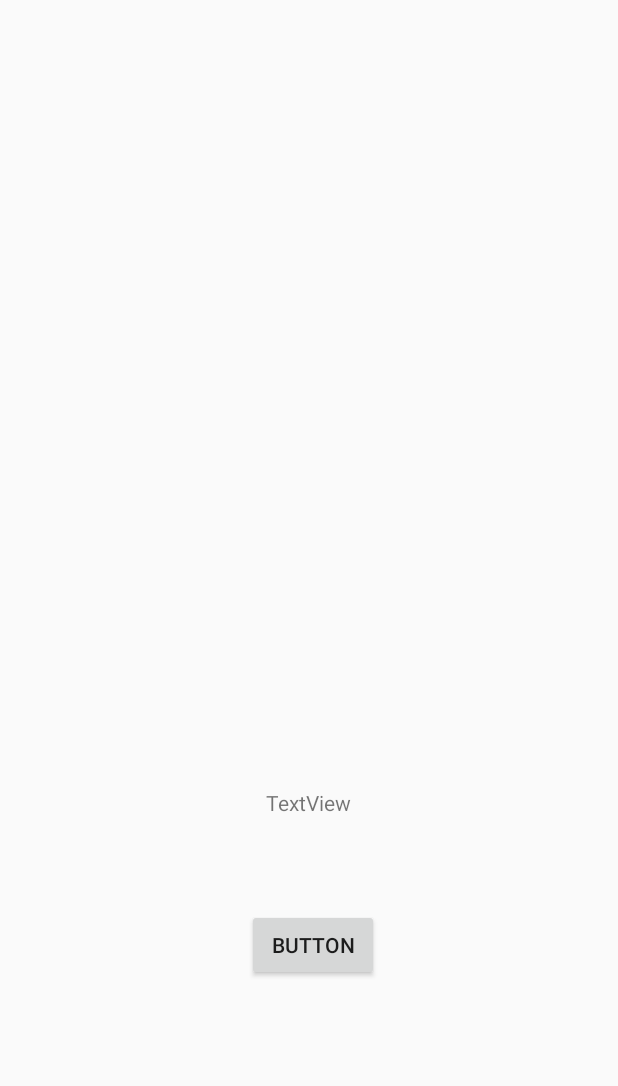
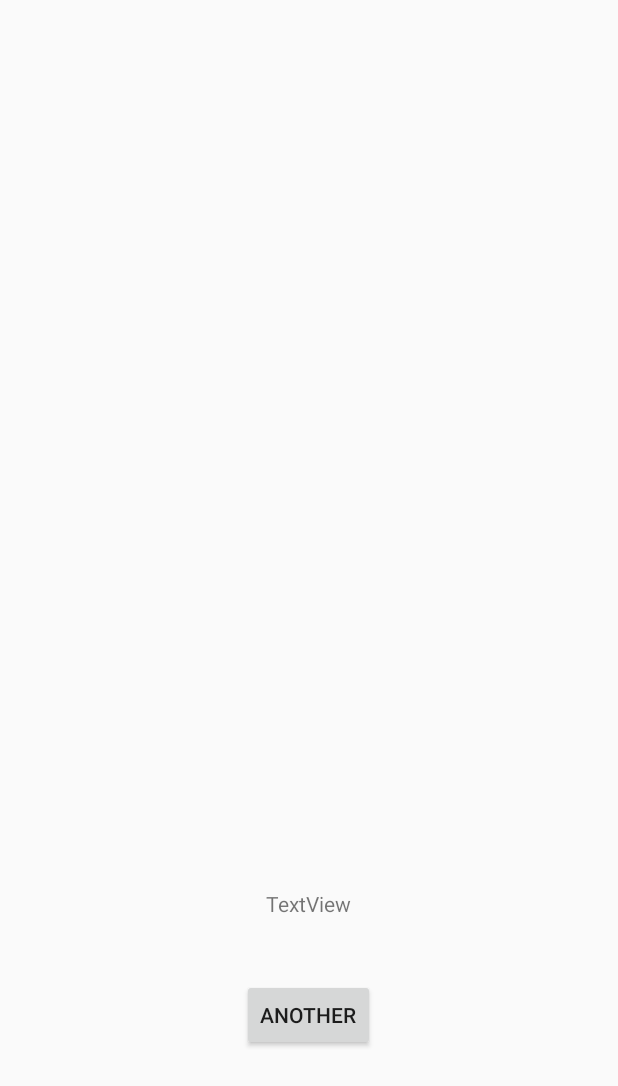
Before and after one commit to Ahmad-Shehzad/Watch-List-App, an Android app: the layout activity_random_output.xml on its own in the app's theme, with its tools: preview values and no code run, on a phone screen of 412 x 824 dp. Shown: the top 1086 px of the screen. Run offline under Robolectric (Android 15) with nearby library versions, the phone set to English and light mode, and no system bars.

Commit message:
Improved layout, not custom, issue with ' stored in SQL needs resolving

```diff
--- a/app/src/main/res/layout/activity_random_output.xml
+++ b/app/src/main/res/layout/activity_random_output.xml
@@ -12,10 +12,10 @@
         android:layout_height="wrap_content"
         android:layout_marginStart="176dp"
         android:layout_marginLeft="176dp"
-        android:layout_marginTop="479dp"
+        android:layout_marginTop="546dp"
         android:layout_marginEnd="177dp"
         android:layout_marginRight="177dp"
-        android:layout_marginBottom="233dp"
+        android:layout_marginBottom="166dp"
         android:text="TextView"
         app:layout_constraintBottom_toBottomOf="parent"
         app:layout_constraintEnd_toEndOf="parent"
@@ -26,13 +26,13 @@
         android:id="@+id/generateNew"
         android:layout_width="wrap_content"
         android:layout_height="wrap_content"
-        android:layout_marginStart="164dp"
-        android:layout_marginLeft="164dp"
-        android:layout_marginTop="559dp"
-        android:layout_marginEnd="159dp"
-        android:layout_marginRight="159dp"
-        android:layout_marginBottom="124dp"
-        android:text="Button"
+        android:layout_marginStart="161dp"
+        android:layout_marginLeft="161dp"
+        android:layout_marginTop="606dp"
+        android:layout_marginEnd="162dp"
+        android:layout_marginRight="162dp"
+        android:layout_marginBottom="77dp"
+        android:text="Another"
         app:layout_constraintBottom_toBottomOf="parent"
         app:layout_constraintEnd_toEndOf="parent"
         app:layout_constraintStart_toStartOf="parent"
@@ -44,10 +44,10 @@
         android:layout_height="429dp"
         android:layout_marginStart="18dp"
         android:layout_marginLeft="18dp"
-        android:layout_marginTop="21dp"
+        android:layout_marginTop="70dp"
         android:layout_marginEnd="18dp"
         android:layout_marginRight="18dp"
-        android:layout_marginBottom="281dp"
+        android:layout_marginBottom="232dp"
         app:layout_constraintBottom_toBottomOf="parent"
         app:layout_constraintEnd_toEndOf="parent"
         app:layout_constraintStart_toStartOf="parent"
```
Also changed, not shown: app/src/main/java/com/example/watchlistapp/ViewList.java (+19 -18 lines), app/src/main/res/layout/activity_view_list.xml (+8 -16 lines).
